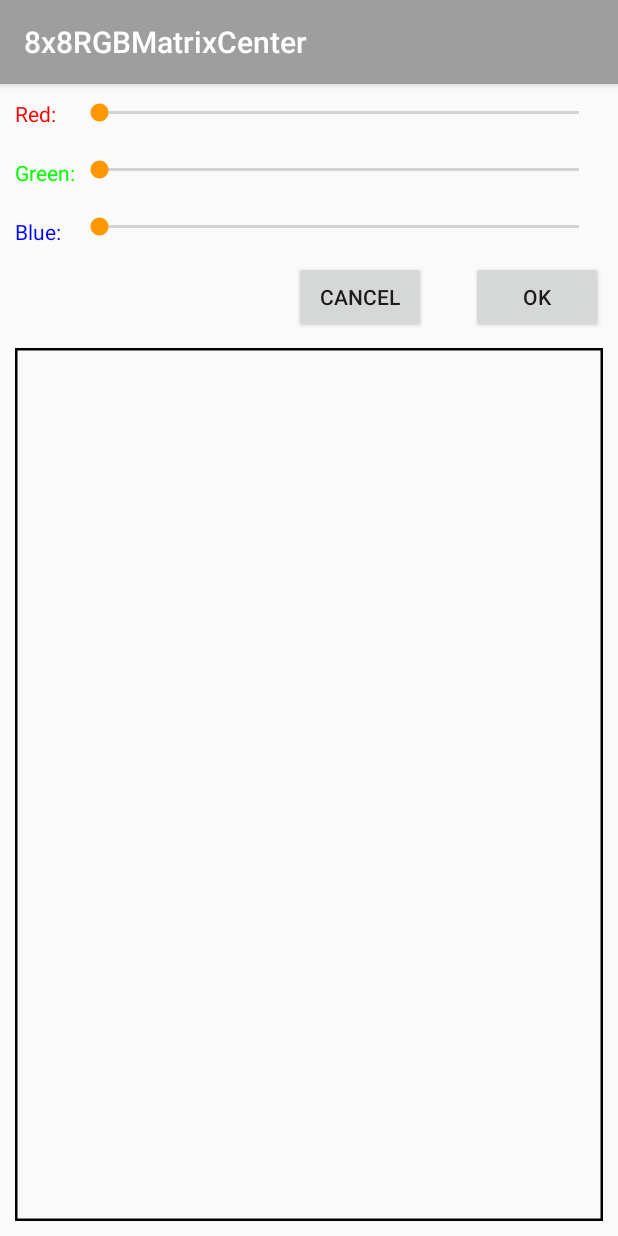
After one commit to iridin/8x8RGBMatrixCenter, an Android app: the CustomColorActivity screen opened directly, with no data from a screen before it, on a phone screen of 412 x 824 dp. The commit adds this screen. Run offline under Robolectric (Android 15) with nearby library versions, the phone set to English and light mode, and no system bars.

Commit message:
Editable color palette.

```diff
--- a/app/src/main/AndroidManifest.xml
+++ b/app/src/main/AndroidManifest.xml
@@ -15,6 +15,9 @@
                 <category android:name="android.intent.category.LAUNCHER" />
             </intent-filter>
         </activity>
+
+        <activity android:name=".CustomColorActivity">
+        </activity>
     </application>
 
 </manifest>
--- /dev/null
+++ b/app/src/main/java/cz/cuni/mff/a8x8rgbmatrixcenter/ColorHelper.java
@@ -0,0 +1,51 @@
+package cz.cuni.mff.a8x8rgbmatrixcenter;
+
+/**
+ * Created by Dominik Skoda on 07.05.2016.
+ */
+public final class ColorHelper {
+
+    private ColorHelper(){}
+
+    public static final int RED_SHIFT = 16;
+    public static final int GREEN_SHIFT = 8;
+    public static final int BLUE_SHIFT = 0;
+    public static final int LED_INTENSITY_LEVEL_COUNT = 4;
+
+    public static int led2Color(int red, int green, int blue){
+        int color = 0xFF000000;
+
+        int newRed = (int) Math.round(0xFF * ((double)red / (double)(LED_INTENSITY_LEVEL_COUNT-1)));
+        int newGreen = (int) Math.round(0xFF * ((double)green / (double)(LED_INTENSITY_LEVEL_COUNT-1)));
+        int newBlue = (int) Math.round(0xFF * ((double)blue / (double)(LED_INTENSITY_LEVEL_COUNT-1)));
+
+        color |= (newRed << RED_SHIFT);
+        color |= (newGreen << GREEN_SHIFT);
+        color |= (newBlue << BLUE_SHIFT);
+
+        return color;
+    }
+
+    public static int color2LedRed(int color){
+        int red = (color >> RED_SHIFT) & 0xFF;
+        int newRed = (int) Math.round(red * (LED_INTENSITY_LEVEL_COUNT-1) / (double) 0xFF);
+
+        return newRed;
+    }
+
+    public static int color2LedGreen(int color){
+        int green = (color >> GREEN_SHIFT) & 0xFF;
+        int newGreen = (int) Math.round(green * (LED_INTENSITY_LEVEL_COUNT-1) / (double) 0xFF);
+
+        return newGreen;
+    }
+
+    public static int color2LedBlue(int color){
+        int blue = (color >> BLUE_SHIFT) & 0xFF;
+        int newBlue = (int) Math.round(blue * (LED_INTENSITY_LEVEL_COUNT-1) / (double) 0xFF);
+
+        return newBlue;
+    }
+
+
+}
--- a/app/src/main/java/cz/cuni/mff/a8x8rgbmatrixcenter/ColorView.java
+++ b/app/src/main/java/cz/cuni/mff/a8x8rgbmatrixcenter/ColorView.java
@@ -6,7 +6,6 @@ import android.graphics.Color;
 import android.graphics.Paint;
 import android.graphics.RadialGradient;
 import android.util.AttributeSet;
-import android.util.Log;
 import android.view.View;
 
 /**
@@ -71,7 +70,6 @@ public class ColorView extends View implements View.OnClickListener, View.OnLong
 
         canvas.drawRect(left, top, right, bottom, colorPaint);
         canvas.drawRect(left, top, right, bottom, borderPaint);
-
     }
 
     @Override
@@ -100,6 +98,10 @@ public class ColorView extends View implements View.OnClickListener, View.OnLong
         this.color = color;
     }
 
+    public int getColor(){
+        return color;
+    }
+
     public void setParentView(ColorSelectionView parentView) {
         this.parentView = parentView;
         parentView.colorViewAdded(this);
--- /dev/null
+++ b/app/src/main/java/cz/cuni/mff/a8x8rgbmatrixcenter/CustomColorActivity.java
@@ -0,0 +1,145 @@
+package cz.cuni.mff.a8x8rgbmatrixcenter;
+
+import android.content.Intent;
+import android.os.Bundle;
+import android.support.v7.app.AppCompatActivity;
+import android.view.View;
+import android.widget.Button;
+import android.widget.SeekBar;
+
+/**
+ * Created by Dominik Skoda on 19.04.2016.
+ */
+public class CustomColorActivity extends AppCompatActivity {
+
+    public static final int SEEKBAR_STEP_COUNT = 4;
+
+    private int color = 0;
+    private int ledRed = 0;
+    private int ledGreen = 0;
+    private int ledBlue = 0;
+
+    private ColorView colorView;
+
+    private Intent intent;
+
+    @Override
+    protected void onCreate(Bundle savedInstanceState) {
+        super.onCreate(savedInstanceState);
+        setContentView(R.layout.custom_color_layout);
+
+        intent = getIntent();
+        color = intent.getIntExtra(ColorSelectionView.COLOR_KEY, 0);
+        ledRed = ColorHelper.color2LedRed(color);
+        ledGreen = ColorHelper.color2LedGreen(color);
+        ledBlue = ColorHelper.color2LedBlue(color);
+
+        registerRedSeekbar();
+        registerGreenSeekbar();
+        registerBlueSeekbar();
+
+        registerCancelButton();
+        registerOkButton();
+
+        colorView = (ColorView) findViewById(R.id.colorPreview);
+        colorView.setColor(color);
+    }
+
+    private void registerOkButton(){
+        Button okButton = (Button) findViewById(R.id.ok_button);
+        okButton.setOnClickListener(new Button.OnClickListener(){
+            @Override
+            public void onClick(View v){
+                intent.putExtra(ColorSelectionView.COLOR_KEY, color);
+                setResult(RESULT_OK, intent);
+                finish();
+            }
+        });
+    }
+
+    private void registerCancelButton(){
+        Button cancelButton = (Button) findViewById(R.id.cancel_button);
+        cancelButton.setOnClickListener(new Button.OnClickListener(){
+            @Override
+            public void onClick(View v){
+                setResult(RESULT_CANCELED);
+                finish();
+            }
+        });
+    }
+
+    private void registerRedSeekbar(){
+        SeekBar redSeekbar = (SeekBar) findViewById(R.id.red_seekbar);
+        redSeekbar.setProgress(ledRed);
+        redSeekbar.setOnSeekBarChangeListener(new SeekBar.OnSeekBarChangeListener(){
+            @Override
+            public void onProgressChanged(SeekBar seekBar, int progress, boolean fromUser) {
+                ledRed = progress;
+                color = ColorHelper.led2Color(ledRed, ledGreen, ledBlue);
+
+                colorView.setColor(color);
+                colorView.invalidate();
+            }
+
+            @Override
+            public void onStartTrackingTouch(SeekBar seekBar) {
+                // Do nothing
+            }
+
+            @Override
+            public void onStopTrackingTouch(SeekBar seekBar) {
+                // Do nothing
+            }
+        });
+    }
+
+    private void registerGreenSeekbar(){
+        SeekBar greenSeekbar = (SeekBar) findViewById(R.id.green_seekbar);
+        greenSeekbar.setProgress(ledGreen);
+        greenSeekbar.setOnSeekBarChangeListener(new SeekBar.OnSeekBarChangeListener(){
+            @Override
+            public void onProgressChanged(SeekBar seekBar, int progress, boolean fromUser) {
+                ledGreen = progress;
+                color = ColorHelper.led2Color(ledRed, ledGreen, ledBlue);
+
+                colorView.setColor(color);
+                colorView.invalidate();
+            }
+
+            @Override
+            public void onStartTrackingTouch(SeekBar seekBar) {
+                // Do nothing
+            }
+
+            @Override
+            public void onStopTrackingTouch(SeekBar seekBar) {
+                // Do nothing
+            }
+        });
+    }
+
+    private void registerBlueSeekbar(){
+        SeekBar blueSeekbar = (SeekBar) findViewById(R.id.blue_seekbar);
+        blueSeekbar.setProgress(ledBlue);
+        blueSeekbar.setOnSeekBarChangeListener(new SeekBar.OnSeekBarChangeListener(){
+            @Override
+            public void onProgressChanged(SeekBar seekBar, int progress, boolean fromUser) {
+                ledBlue = progress;
+                color = ColorHelper.led2Color(ledRed, ledGreen, ledBlue);
+
+                colorView.setColor(color);
+                colorView.invalidate();
+            }
+
+            @Override
+            public void onStartTrackingTouch(SeekBar seekBar) {
+                // Do nothing
+            }
+
+            @Override
+            public void onStopTrackingTouch(SeekBar seekBar) {
+                // Do nothing
+            }
+        });
+    }
+}
--- a/app/src/main/java/cz/cuni/mff/a8x8rgbmatrixcenter/MatrixFragment.java
+++ b/app/src/main/java/cz/cuni/mff/a8x8rgbmatrixcenter/MatrixFragment.java
@@ -37,6 +37,7 @@ public class MatrixFragment extends Fragment {
 
         // Initialize Color pelette
         ColorSelectionView paletteView = (ColorSelectionView) rootView.findViewById(R.id.colorSelectionView);
+        paletteView.setActivity(getActivity());
         for(int i = 0; i < COLOR_COUNT; i++) {
             View view = layoutInflater.inflate(R.layout.color_layout, paletteView, false);
             ColorView colorView = (ColorView) view.findViewById(R.id.color_view);
--- /dev/null
+++ b/app/src/main/res/layout/custom_color_layout.xml
@@ -0,0 +1,112 @@
+<?xml version="1.0" encoding="utf-8"?>
+<LinearLayout xmlns:android="http://schemas.android.com/apk/res/android"
+    xmlns:tools="http://schemas.android.com/tools"
+    android:id="@+id/custom_color_view"
+    android:layout_width="match_parent"
+    android:layout_height="match_parent"
+    android:orientation="vertical"
+    tools:context=".CustomColorActivity">
+
+    <LinearLayout
+        android:layout_width="match_parent"
+        android:layout_height="wrap_content"
+        android:orientation="horizontal">
+
+        <LinearLayout
+            android:layout_width="wrap_content"
+            android:layout_height="wrap_content"
+            android:orientation="vertical">
+
+            <TextView
+                android:layout_width="wrap_content"
+                android:layout_height="match_parent"
+                android:layout_marginBottom="@dimen/seekbar_vertical_margin"
+                android:layout_marginLeft="@dimen/seekbar_horizontal_margin"
+                android:layout_marginTop="@dimen/seekbar_vertical_margin"
+                android:text="Red:"
+                android:textColor="#FF0000" />
+
+            <TextView
+                android:layout_width="wrap_content"
+                android:layout_height="match_parent"
+                android:layout_marginBottom="@dimen/seekbar_vertical_margin"
+                android:layout_marginLeft="@dimen/seekbar_horizontal_margin"
+                android:layout_marginTop="@dimen/seekbar_vertical_margin"
+                android:text="Green:"
+                android:textColor="#00FF00" />
+
+            <TextView
+                android:layout_width="wrap_content"
+                android:layout_height="match_parent"
+                android:layout_marginBottom="@dimen/seekbar_vertical_margin"
+                android:layout_marginLeft="@dimen/seekbar_horizontal_margin"
+                android:layout_marginTop="@dimen/seekbar_vertical_margin"
+                android:text="Blue:"
+                android:textColor="#0000FF" />
+        </LinearLayout>
+
+        <LinearLayout
+            android:layout_width="match_parent"
+            android:layout_height="wrap_content"
+            android:orientation="vertical">
+
+            <SeekBar
+                android:id="@+id/red_seekbar"
+                android:layout_width="match_parent"
+                android:layout_height="wrap_content"
+                android:layout_marginBottom="@dimen/seekbar_vertical_margin"
+                android:layout_marginRight="@dimen/seekbar_horizontal_margin"
+                android:layout_marginTop="@dimen/seekbar_vertical_margin"
+                android:max="3" />
+
+            <SeekBar
+                android:id="@+id/green_seekbar"
+                android:layout_width="match_parent"
+                android:layout_height="wrap_content"
+                android:layout_marginBottom="@dimen/seekbar_vertical_margin"
+                android:layout_marginRight="@dimen/seekbar_horizontal_margin"
+                android:layout_marginTop="@dimen/seekbar_vertical_margin"
+                android:max="3" />
+
+            <SeekBar
+                android:id="@+id/blue_seekbar"
+                android:layout_width="match_parent"
+                android:layout_height="wrap_content"
+                android:layout_marginBottom="@dimen/seekbar_vertical_margin"
+                android:layout_marginRight="@dimen/seekbar_horizontal_margin"
+                android:layout_marginTop="@dimen/seekbar_vertical_margin"
+                android:max="3" />
+        </LinearLayout>
+    </LinearLayout>
+
+    <LinearLayout
+        android:layout_width="match_parent"
+        android:layout_height="wrap_content"
+        android:orientation="horizontal"
+        android:gravity="right" >
+
+        <Button
+            android:layout_width="wrap_content"
+            android:layout_height="wrap_content"
+            android:text="Cancel"
+            android:id="@+id/cancel_button"/>
+
+        <Button
+            android:layout_width="wrap_content"
+            android:layout_height="wrap_content"
+            android:layout_marginLeft="30dp"
+            android:layout_marginRight="@dimen/seekbar_horizontal_margin"
+            android:text="OK"
+            android:id="@+id/ok_button"/>
+    </LinearLayout>
+
+    <cz.cuni.mff.a8x8rgbmatrixcenter.ColorView
+        android:id="@+id/colorPreview"
+        android:layout_width="match_parent"
+        android:layout_height="match_parent"
+        android:layout_marginLeft="@dimen/seekbar_horizontal_margin"
+        android:layout_marginBottom="@dimen/seekbar_vertical_margin"
+        android:layout_marginRight="@dimen/seekbar_horizontal_margin"
+        android:layout_marginTop="@dimen/seekbar_vertical_margin" />
+
+</LinearLayout>
--- a/app/src/main/res/values/dimens.xml
+++ b/app/src/main/res/values/dimens.xml
@@ -2,4 +2,7 @@
     <!-- Default screen margins, per the Android Design guidelines. -->
     <dimen name="activity_horizontal_margin">16dp</dimen>
     <dimen name="activity_vertical_margin">16dp</dimen>
+
+    <dimen name="seekbar_vertical_margin">10dp</dimen>
+    <dimen name="seekbar_horizontal_margin">10dp</dimen>
 </resources>
```
Also changed, not shown: app/src/main/java/cz/cuni/mff/a8x8rgbmatrixcenter/ColorSelectionView.java (+34 -0 lines), app/src/main/java/cz/cuni/mff/a8x8rgbmatrixcenter/MatrixActivity.java (+17 -0 lines).
